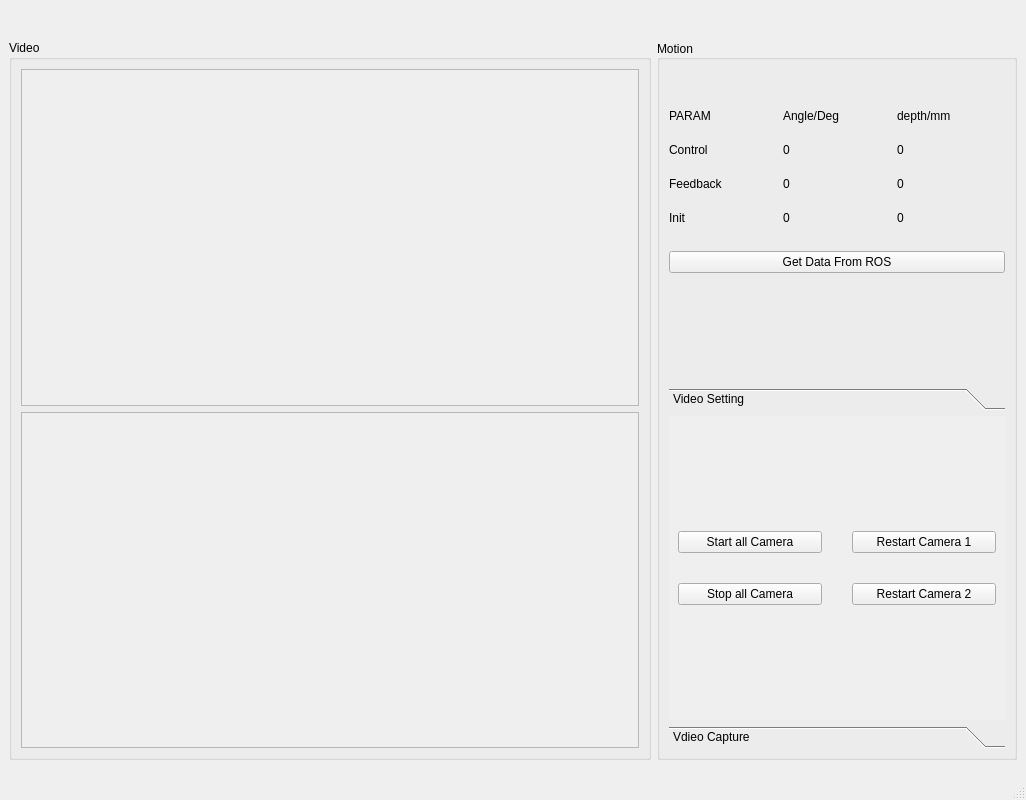
Before: the Qt Designer form eimo_gui/src/eimo_gui/form.ui in e71828/eimo, drawn with Qt 5.
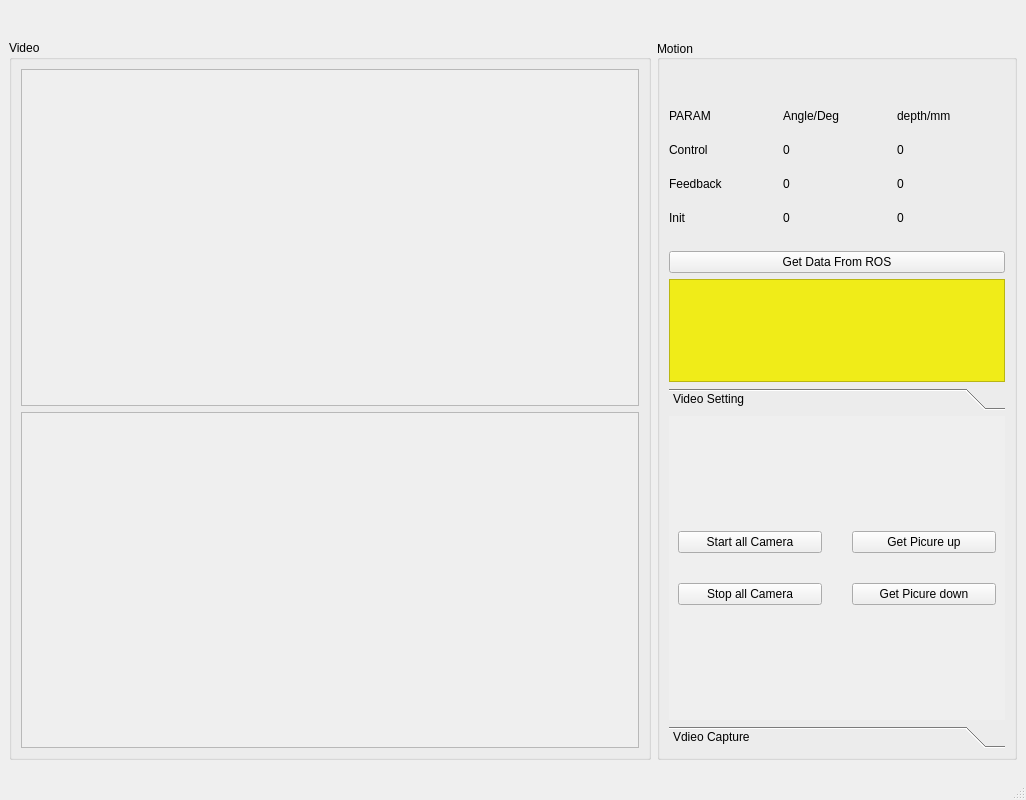
After: the same form once the commit is applied.

The edit to the form file:
```diff
--- a/eimo_gui/src/eimo_gui/form.ui
+++ b/eimo_gui/src/eimo_gui/form.ui
@@ -249,17 +249,17 @@
         </widget>
        </item>
        <item>
-        <spacer name="verticalSpacer">
-         <property name="orientation">
-          <enum>Qt::Vertical</enum>
+        <widget class="QFrame" name="frame">
+         <property name="styleSheet">
+          <string notr="true">background-color: rgb(240, 236, 24)</string>
          </property>
-         <property name="sizeHint" stdset="0">
-          <size>
-           <width>20</width>
-           <height>40</height>
-          </size>
+         <property name="frameShape">
+          <enum>QFrame::StyledPanel</enum>
          </property>
-        </spacer>
+         <property name="frameShadow">
+          <enum>QFrame::Raised</enum>
+         </property>
+        </widget>
        </item>
        <item>
         <widget class="QToolBox" name="toolBox">
@@ -296,31 +296,31 @@
              <property name="spacing">
               <number>30</number>
              </property>
-             <item row="0" column="2">
-              <widget class="QPushButton" name="pB_rs_cam1">
-               <property name="text">
-                <string>Restart Camera 1</string>
-               </property>
-              </widget>
-             </item>
-             <item row="0" column="0">
-              <widget class="QPushButton" name="pB_start_cam">
-               <property name="text">
-                <string>Start all Camera</string>
-               </property>
-              </widget>
-             </item>
-             <item row="1" column="0">
+             <item row="2" column="0">
               <widget class="QPushButton" name="pB_stop_cam">
                <property name="text">
                 <string>Stop all Camera</string>
                </property>
               </widget>
              </item>
-             <item row="1" column="2">
-              <widget class="QPushButton" name="pB_rs_cam2">
+             <item row="0" column="0">
+              <widget class="QPushButton" name="pB_start_cam">
                <property name="text">
-                <string>Restart Camera 2</string>
+                <string>Start all Camera</string>
+               </property>
+              </widget>
+             </item>
+             <item row="0" column="1">
+              <widget class="QPushButton" name="pB_Get_pic1">
+               <property name="text">
+                <string>Get Picure up</string>
+               </property>
+              </widget>
+             </item>
+             <item row="2" column="1">
+              <widget class="QPushButton" name="pB_Get_pic2">
+               <property name="text">
+                <string>Get Picure down</string>
                </property>
               </widget>
              </item>
@@ -361,16 +361,9 @@
               </widget>
              </item>
              <item row="0" column="0">
-              <widget class="QPushButton" name="pB_Get_pic1">
+              <widget class="QPushButton" name="pB_Get_video1">
                <property name="text">
-                <string>Get Picure</string>
-               </property>
-              </widget>
-             </item>
-             <item row="1" column="0">
-              <widget class="QPushButton" name="pB_Get_pic2">
-               <property name="text">
-                <string>Get Picure</string>
+                <string>PushButton</string>
                </property>
               </widget>
              </item>
```
Left out of the diff: 23 changed lines with no effect on the pictures.
